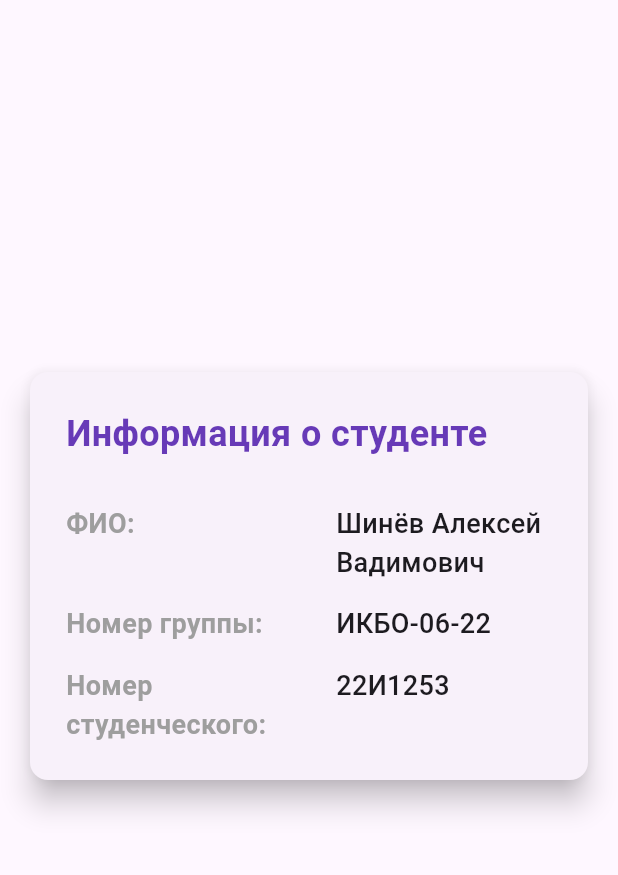
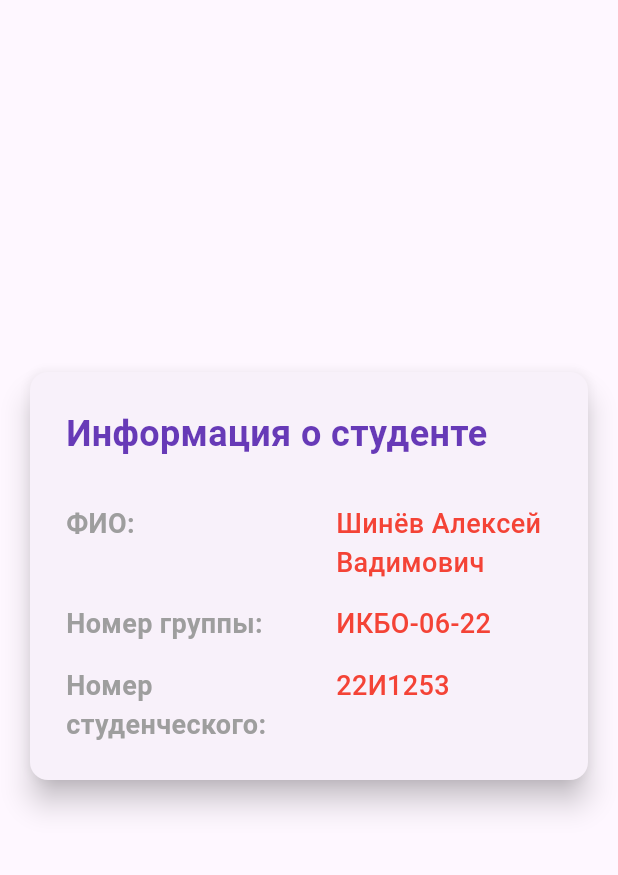
Before and after one commit to BeekeeperASh/flutter_pract1, a Flutter app: the screen it shows after launch, on a phone screen of 412 x 824 dp, the part 84-959 px from its top. Run offline on Flutter 3.47's test engine with Material 3 defaults, Android fonts, the light colour scheme and no system bars.

Commit message:
Эксперименты с Widget-ом Text

```diff
--- a/lib/main.dart
+++ b/lib/main.dart
@@ -29,9 +29,7 @@ class StudentInfoPage extends StatelessWidget {
         backgroundColor: Theme.of(context).colorScheme.inversePrimary,
         title: const Text('Информация студента'),
       ),
-      body: const Center(
-        child: StudentInfoCard(),
-      ),
+      body: const Center(child: StudentInfoCard()),
     );
   }
 }
@@ -91,6 +89,7 @@ class StudentInfoCard extends StatelessWidget {
             style: const TextStyle(
               fontSize: 18,
               fontWeight: FontWeight.w500,
+              color: Colors.red,
             ),
           ),
         ),
```
